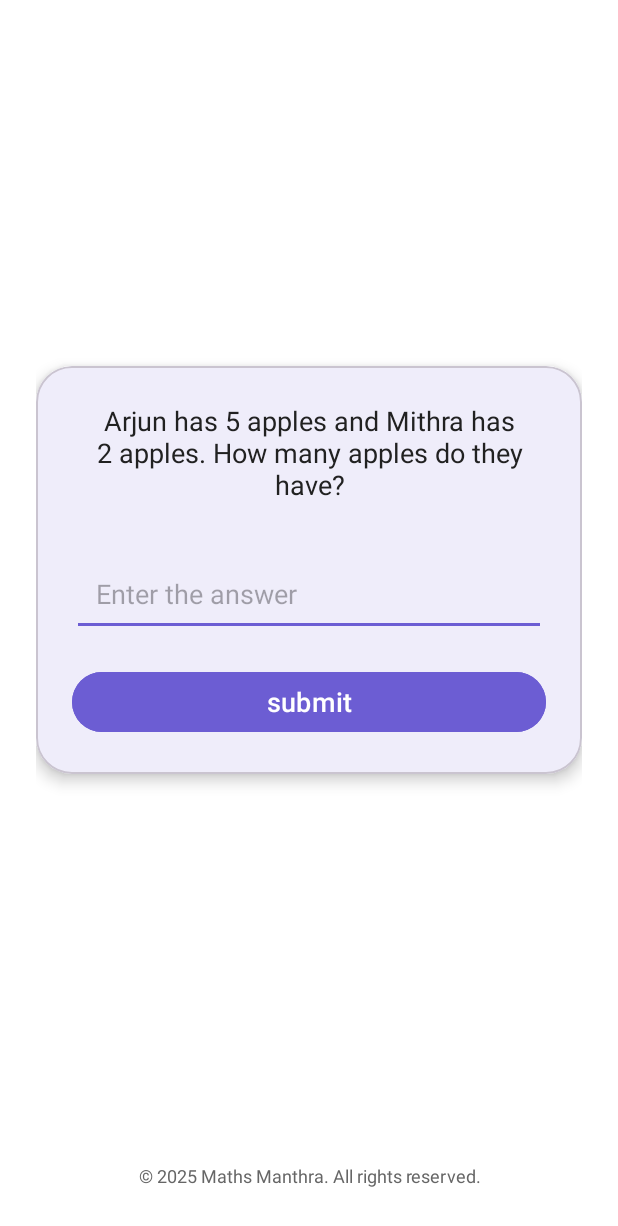
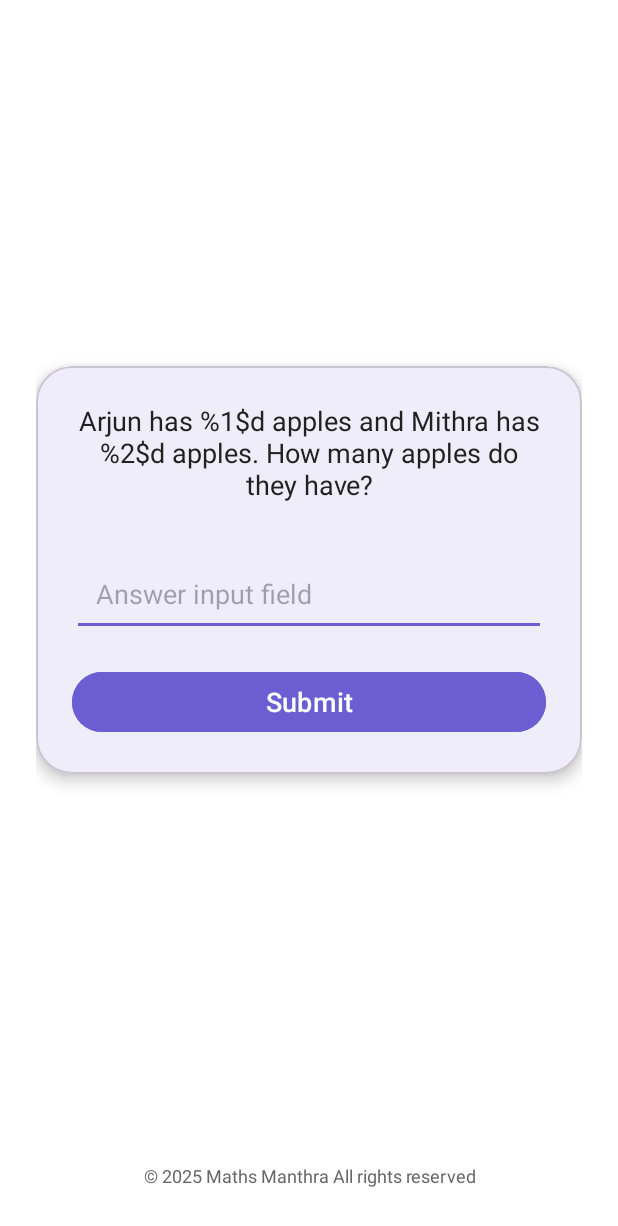
Before and after one commit to shadil-rayyan/Math-Mantra, an Android app: the fragment QuickPlayFragment shown on its own in the app's theme, on a phone screen of 412 x 824 dp. Shown: the top 1226 px of the screen. Run offline under Robolectric (Android 15) with nearby library versions, the phone set to English and light mode, and no system bars.

Commit message:
fix(quick play): added localization to quick play

```diff
--- a/app/src/main/res/layout/fragment_quick_play.xml
+++ b/app/src/main/res/layout/fragment_quick_play.xml
@@ -27,7 +27,7 @@
                 android:id="@+id/question_tv"
                 android:layout_width="wrap_content"
                 android:layout_height="wrap_content"
-                android:text="Arjun has 5 apples and Mithra has 2 apples. How many apples do they have?"
+                android:text="@string/sample_story_question"
                 android:textSize="18sp"
                 android:textColor="?attr/colorOnSecondary"
                 android:gravity="center"
@@ -52,7 +52,7 @@
                 android:layout_height="wrap_content"
                 android:minHeight="48dp"
                 android:padding="16dp"
-                android:hint="Enter the answer"
+                android:hint="@string/content_answer_field"
                 android:inputType="number"
                 android:textColor="?attr/colorOnSecondary" />
 
@@ -63,7 +63,7 @@
                 android:layout_marginTop="20dp"
                 android:layout_width="match_parent"
                 android:layout_height="wrap_content"
-                android:text="submit"
+                android:text="@string/submit"
                 android:textAllCaps="false"
                 android:textColor="@android:color/white"
                 android:backgroundTint="?attr/colorPrimary"
@@ -77,7 +77,7 @@
     <TextView
         android:layout_width="match_parent"
         android:layout_height="wrap_content"
-        android:text="© 2025 Maths Manthra. All rights reserved."
+        android:text="@string/footer"
         android:textColor="?attr/colorOutline"
         android:textSize="12sp"
         android:gravity="center"
--- a/app/src/main/res/values/strings.xml
+++ b/app/src/main/res/values/strings.xml
@@ -71,6 +71,11 @@
         <string name="language_english">English</string>
         <string name="language_malayalam">Malayalam</string>
         <!-- Other strings -->
+        <string name="sample_story_question">Arjun has %1$d apples and Mithra has %2$d apples. How many apples do they have?</string>
+        <string name="hint_enter_answer">Enter your answer</string>
+        <string name="submit">Submit</string>
+        <string name="content_submit_button">Submit your answer</string>
+        <string name="content_answer_field">Answer input field</string>
 
 
 </resources>
```
Also changed, not shown: 1 other file.
